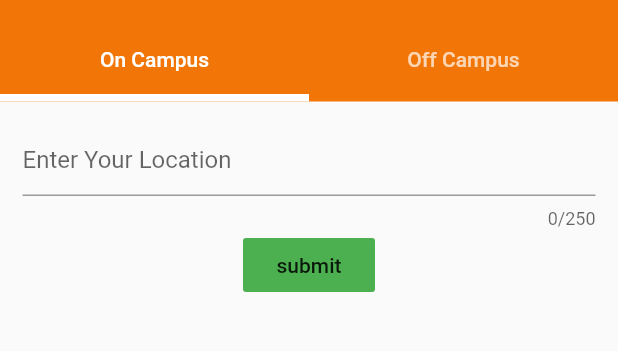
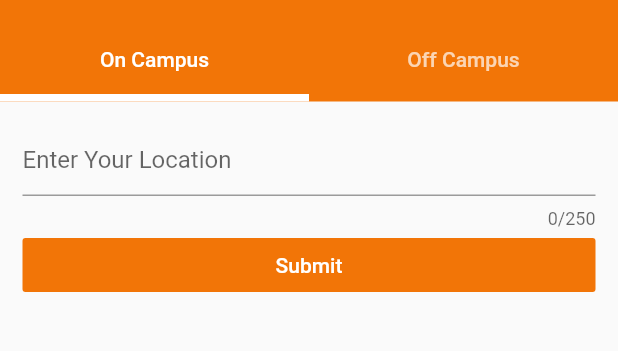
Before and after one commit to ohstelng/ohstel_app, a Flutter app: the SelectDeliveryLocationPage screen opened directly, on a phone screen of 412 x 824 dp, the part 59-410 px from its top. Run offline on Flutter 3.47's test engine with Material 2 defaults, Android fonts, the phone set to English and light mode, and no system bars; our stand-ins replace carousel_pro, carousel_slider, cloud_firestore, extended_image, firebase_auth, flutter_datetime_picker and 4 more; missing offline and left inert: autocomplete_textfield, flutter_paystack, paginate_firestore; accounts and stored records are empty; network calls fail.

Commit message:
Updated UI for the food page, fast food and snacks UI completed

```diff
--- a/lib/hostel_food/_/pages/select_location_page.dart
+++ b/lib/hostel_food/_/pages/select_location_page.dart
@@ -21,6 +21,7 @@ class _SelectDeliveryLocationPageState
       length: 2,
       child: Scaffold(
         appBar: AppBar(
+          backgroundColor: Color(0xFFF27507),
 //          backgroundColor: Colors.teal,
           elevation: 0.0,
           leading: Container(),
@@ -159,7 +160,7 @@ class _OffCampusLocationState extends State<OffCampusLocation> {
               },
             ),
             FlatButton(
-              color: Colors.green,
+              color: Color(0xFFF27507),
               onPressed: () {
                 if (address != null && address.length > 3) {
                   Map addressDetails = {
@@ -175,7 +176,10 @@ class _OffCampusLocationState extends State<OffCampusLocation> {
                   Fluttertoast.showToast(msg: 'Please Fill All Input!');
                 }
               },
-              child: Text('submit'),
+              child: Text(
+                'Submit',
+                style: TextStyle(color: Colors.white),
+              ),
             )
           ],
         ),
@@ -214,8 +218,10 @@ class _OnCampusLocationState extends State<OnCampusLocation> {
                 print(val);
               },
             ),
-            FlatButton(
-              color: Colors.green,
+            Container(
+              width: double.infinity,
+              child: FlatButton(
+                color: Color(0xFFF27507),
                 onPressed: () {
                   if (address != null && address.length > 3) {
                     Map addressDetails = {
@@ -229,7 +235,8 @@ class _OnCampusLocationState extends State<OnCampusLocation> {
                     Navigator.pop(context);
                   }
                 },
-              child: Text('submit'),
+                child: Text('Submit', style: TextStyle(color: Colors.white),),
+              ),
             )
           ],
         ),
```
Also changed, not shown: lib/hostel_food/_/pages/cart_page.dart (+15 -5 lines), lib/hostel_food/_/pages/selected_fast_food_page.dart (+5 -8 lines). Lines whose indentation alone changed are shown as unchanged.
